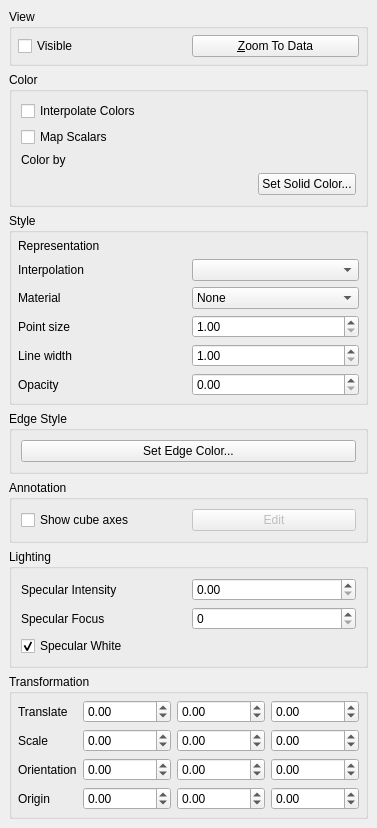
First picture: the form in Qt/Components/Resources/UI/pqDisplayProxyEditor.ui, repository wildmichael/ParaView3-enhancements-old, before the edit.
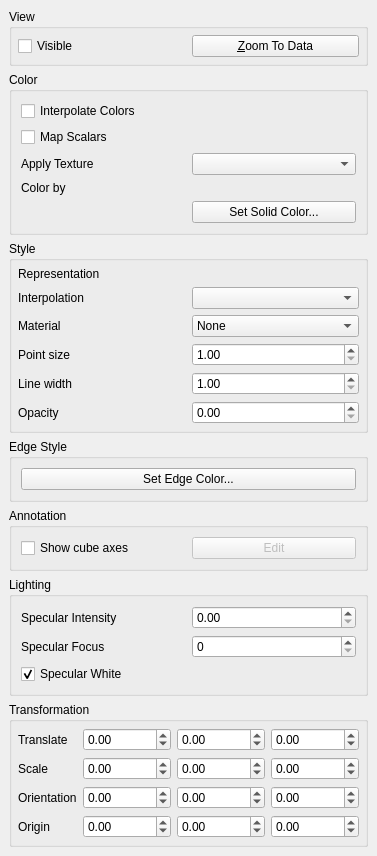
Second picture: the form after the edit. The open tabs and pages were chosen to show the change. Custom widgets are drawn as their Qt base class.

Commit message: ENH: Added support to load image textures and apply them to surfaces. There's a "Texture" combo box on the display tab that can be used for this purpose. The GUI requires that the image file is on the client (the proxy can handle   different cases, however).

Diff of the .ui file:
```diff
--- a/Qt/Components/Resources/UI/pqDisplayProxyEditor.ui
+++ b/Qt/Components/Resources/UI/pqDisplayProxyEditor.ui
@@ -5,8 +5,8 @@
    <rect>
     <x>0</x>
     <y>0</y>
-    <width>296</width>
-    <height>823</height>
+    <width>280</width>
+    <height>767</height>
    </rect>
   </property>
   <property name="windowTitle" >
@@ -69,7 +69,7 @@
       <property name="spacing" >
        <number>6</number>
       </property>
-      <item row="3" column="0" colspan="2" >
+      <item row="4" column="0" colspan="2" >
        <widget class="QStackedWidget" name="ColorButtonStack" >
         <property name="sizePolicy" >
          <sizepolicy>
@@ -136,39 +136,28 @@
            <verstretch>0</verstretch>
           </sizepolicy>
          </property>
-         <layout class="QHBoxLayout" >
+         <layout class="QGridLayout" >
           <property name="margin" >
            <number>0</number>
           </property>
           <property name="spacing" >
            <number>6</number>
           </property>
-          <item>
-           <spacer>
-            <property name="orientation" >
-             <enum>Qt::Horizontal</enum>
+          <item row="0" column="0" >
+           <widget class="QLabel" name="label_21" >
+            <property name="text" >
+             <string/>
             </property>
-            <property name="sizeHint" >
-             <size>
-              <width>0</width>
-              <height>20</height>
-             </size>
+            <property name="alignment" >
+             <set>Qt::AlignLeading|Qt::AlignLeft|Qt::AlignVCenter</set>
             </property>
-           </spacer>
+           </widget>
           </item>
-          <item>
+          <item row="0" column="1" >
            <widget class="pqColorChooserButton" name="ColorActorColor" >
             <property name="enabled" >
              <bool>true</bool>
             </property>
-            <property name="sizePolicy" >
-             <sizepolicy>
-              <hsizetype>1</hsizetype>
-              <vsizetype>0</vsizetype>
-              <horstretch>0</horstretch>
-              <verstretch>0</verstretch>
-             </sizepolicy>
-            </property>
             <property name="toolTip" >
              <string>&lt;html>&lt;head>&lt;meta name="qrichtext" content="1" />&lt;/head>&lt;body style=" white-space: pre-wrap; font-family:Sans Serif; font-size:9pt; font-weight:400; font-style:normal; text-decoration:none;">&lt;p style=" margin-top:0px; margin-bottom:0px; margin-left:0px; margin-right:0px; -qt-block-indent:0; text-indent:0px;">Edit the constant color for the geometry.&lt;/p>&lt;/body>&lt;/html></string>
             </property>
@@ -225,13 +214,23 @@
         </property>
        </widget>
       </item>
-      <item row="2" column="0" >
+      <item row="3" column="0" >
        <widget class="QLabel" name="label" >
         <property name="text" >
          <string>Color by</string>
         </property>
        </widget>
       </item>
+      <item row="2" column="0" >
+       <widget class="QLabel" name="TextureLabel" >
+        <property name="text" >
+         <string>Apply Texture</string>
+        </property>
+       </widget>
+      </item>
+      <item row="2" column="1" >
+       <widget class="pqTextureComboBox" name="Texture" />
+      </item>
      </layout>
     </widget>
    </item>
@@ -851,6 +850,11 @@
   </layout>
  </widget>
  <customwidgets>
+  <customwidget>
+   <class>pqDisplayColorWidget</class>
+   <extends>QWidget</extends>
+   <header>pqDisplayColorWidget.h</header>
+  </customwidget>
   <customwidget>
    <class>pqColorChooserButton</class>
    <extends>QPushButton</extends>
@@ -862,9 +866,9 @@
    <header>pqDisplayRepresentationWidget.h</header>
   </customwidget>
   <customwidget>
-   <class>pqDisplayColorWidget</class>
-   <extends>QWidget</extends>
-   <header>pqDisplayColorWidget.h</header>
+   <class>pqTextureComboBox</class>
+   <extends>QComboBox</extends>
+   <header>pqTextureComboBox.h</header>
   </customwidget>
  </customwidgets>
  <tabstops>
```
Left out of the diff: 2 changed lines with no effect on the pictures. The commit also changes 18 other files.
